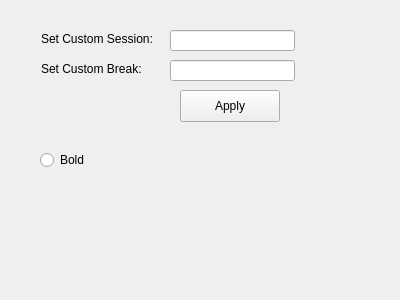
The window that settings.ui (notHisu/ThisIsTheRealPomodoro) describes before a commit, drawn with Qt 5.
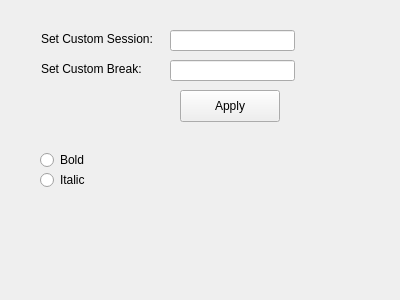
The same window after the commit.

Commit message: added bold, italic (j4f 🤡)

What changed in the file:
```diff
--- a/settings.ui
+++ b/settings.ui
@@ -91,6 +91,19 @@
     <string>Bold</string>
    </property>
   </widget>
+  <widget class="QRadioButton" name="radioItalic">
+   <property name="geometry">
+    <rect>
+     <x>40</x>
+     <y>170</y>
+     <width>71</width>
+     <height>20</height>
+    </rect>
+   </property>
+   <property name="text">
+    <string>Italic</string>
+   </property>
+  </widget>
  </widget>
  <resources/>
  <connections/>
```
Left out of the diff: 2 changed lines with no effect on the pictures. The commit also changes 3 other files.
